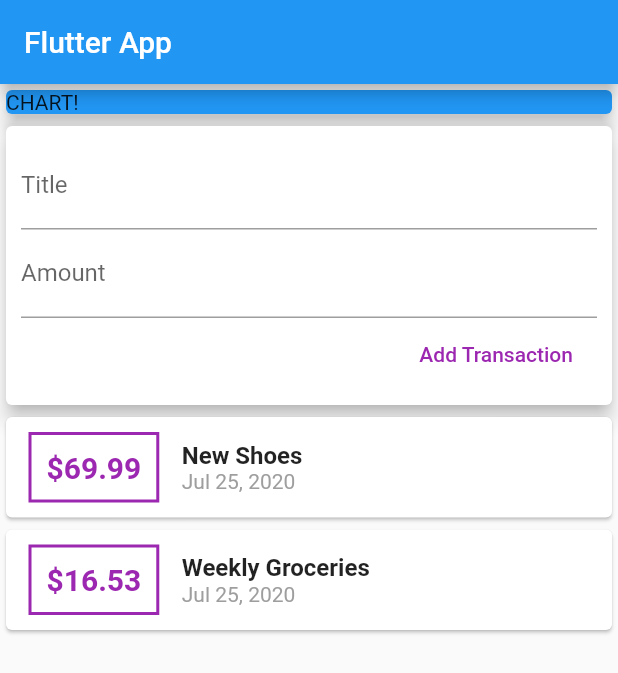
After one commit to viraj2252/personal_expenses, a Flutter app: the screen it shows after launch, on a phone screen of 412 x 824 dp. The commit adds this screen. Shown: the top 673 px of the screen. Run offline on Flutter 3.47's test engine with Material 2 defaults, Android fonts, the phone set to English and light mode, and no system bars.

Commit message:
Add transaction in ListView.Builder for performance

```diff
--- /dev/null
+++ b/lib/widgets/new_transaction.dart
@@ -0,0 +1,43 @@
+import 'package:flutter/material.dart';
+
+class NewTransaction extends StatelessWidget {
+  final titleController = TextEditingController();
+  final amountController = TextEditingController();
+  final Function addTX;
+
+  NewTransaction(this.addTX);
+
+  @override
+  Widget build(BuildContext context) {
+    return Card(
+      elevation: 5,
+      child: Container(
+        padding: EdgeInsets.all(10),
+        child: Column(
+          crossAxisAlignment: CrossAxisAlignment.end,
+          children: <Widget>[
+            TextField(
+              decoration: InputDecoration(labelText: 'Title'),
+              controller: titleController,
+              // onChanged: (val) {
+              //   titleInput = val;
+              // },
+            ),
+            TextField(
+              decoration: InputDecoration(labelText: 'Amount'),
+              controller: amountController,
+              // onChanged: (value) => amountInput = value,
+            ),
+            FlatButton(
+              onPressed: () {
+                addTX(titleController.text, double.parse(amountController.text));
+              },
+              child: Text('Add Transaction'),
+              textColor: Colors.purple,
+            )
+          ],
+        ),
+      ),
+    );
+  }
+}
--- /dev/null
+++ b/lib/widgets/transaction_list.dart
@@ -0,0 +1,54 @@
+import 'package:flutter/material.dart';
+import 'package:intl/intl.dart';
+import '../models/transaction.dart';
+
+class TransactionList extends StatelessWidget {
+  final List<Transaction> transactions;
+
+  TransactionList(this.transactions);
+
+  @override
+  Widget build(BuildContext context) {
+    return Container(
+      height: 300,
+      child: ListView.builder(
+        itemBuilder: (ctx, index) {
+          return Card(
+            child: Row(
+              children: <Widget>[
+                Container(
+                  margin: EdgeInsets.symmetric(vertical: 10, horizontal: 15),
+                  decoration: BoxDecoration(
+                      border: Border.all(color: Colors.purple, width: 2)),
+                  padding: EdgeInsets.all(10),
+                  child: Text(
+                    '\$${transactions[index].amount}',
+                    style: TextStyle(
+                        fontWeight: FontWeight.bold,
+                        fontSize: 20,
+                        color: Colors.purple),
+                  ),
+                ),
+                Column(
+                  crossAxisAlignment: CrossAxisAlignment.start,
+                  children: <Widget>[
+                    Text(
+                      transactions[index].title,
+                      style:
+                          TextStyle(fontSize: 16, fontWeight: FontWeight.bold),
+                    ),
+                    Text(
+                      DateFormat.yMMMd().format(transactions[index].date),
+                      style: TextStyle(color: Colors.grey),
+                    )
+                  ],
+                )
+              ],
+            ),
+          );
+        },
+        itemCount: transactions.length,
+      ),
+    );
+  }
+}
--- /dev/null
+++ b/lib/widgets/user_transactions.dart
@@ -0,0 +1,41 @@
+import 'package:flutter/material.dart';
+
+import './new_transaction.dart';
+import './transaction_list.dart';
+import '../models/transaction.dart';
+
+class UserTransactions extends StatefulWidget {
+  @override
+  _UserTransactionState createState() => _UserTransactionState();
+}
+
+class _UserTransactionState extends State<UserTransactions> {
+  final List<Transaction> _userTransactions = [
+    Transaction(
+        id: 't1', title: 'New Shoes', amount: 69.99, date: DateTime.now()),
+    Transaction(
+        id: 't12',
+        title: 'Weekly Groceries',
+        amount: 16.53,
+        date: DateTime.now())
+  ];
+
+  void _addNewTransaction(String title, double amount) {
+    final newTx = Transaction(
+        title: title,
+        amount: amount,
+        date: DateTime.now(),
+        id: DateTime.now().toString());
+
+    setState(() {
+      _userTransactions.add(newTx);
+    });
+  }
+
+  @override
+  Widget build(BuildContext context) {
+    return Column(
+      children: <Widget>[NewTransaction(_addNewTransaction), TransactionList(_userTransactions)],
+    );
+  }
+}
```
Also changed, not shown: lib/main.dart (+4 -80 lines), lib/models/transaction.dart (renamed from lib/transaction.dart).
